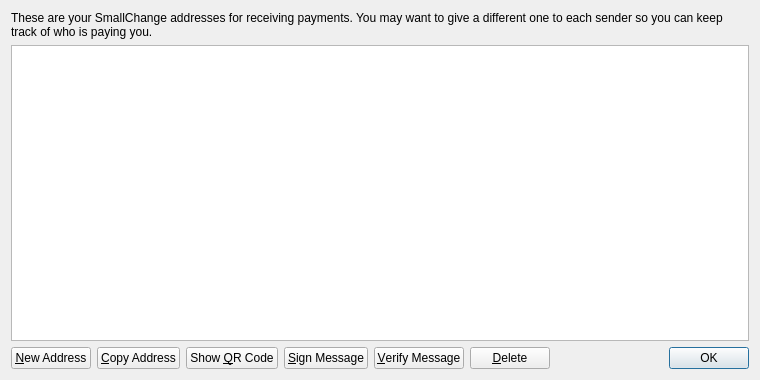
Qt form src/qt/forms/addressbookpage.ui (bd9142/campuscoin) before a commit.
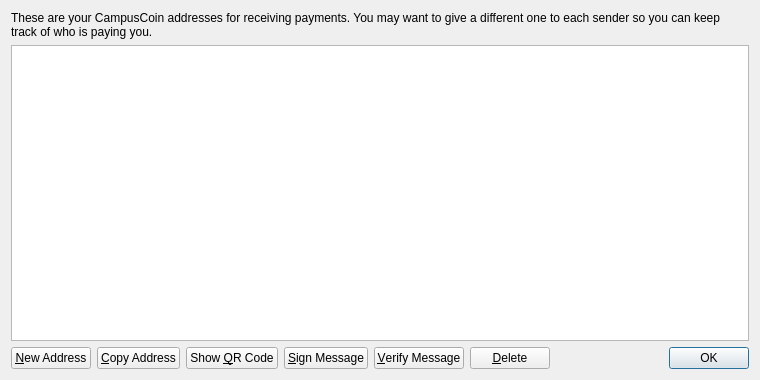
The same form after that commit. Icons and pictures are not drawn.

```diff
--- a/src/qt/forms/addressbookpage.ui
+++ b/src/qt/forms/addressbookpage.ui
@@ -17,7 +17,7 @@
    <item>
     <widget class="QLabel" name="labelExplanation">
      <property name="text">
-      <string>These are your SmallChange addresses for receiving payments. You may want to give a different one to each sender so you can keep track of who is paying you.</string>
+      <string>These are your CampusCoin addresses for receiving payments. You may want to give a different one to each sender so you can keep track of who is paying you.</string>
      </property>
      <property name="textFormat">
       <enum>Qt::PlainText</enum>
```
